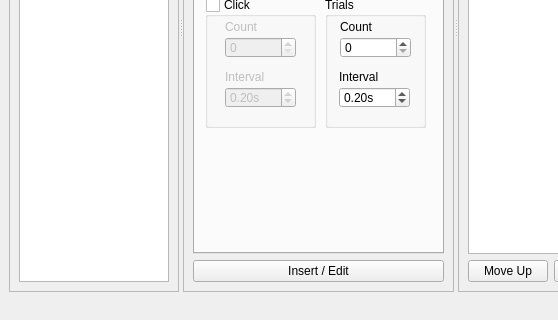
First picture: the form in Qt_UI/pymacro.ui, repository jupiterbjy/python-macro-practice, before the edit; both pictures show x 0 to 558 and y 267 to 587 of the 739 by 587 pixel window.
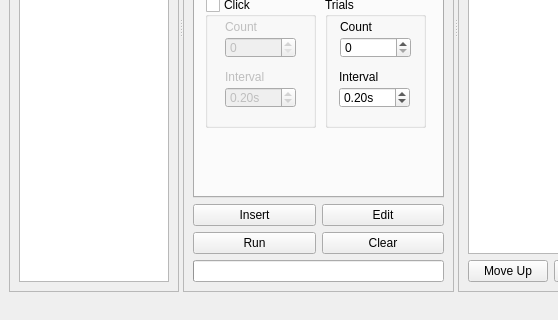
Second picture: the form after the edit. The open tabs and pages were chosen to show the change.

The edit to the form file:
```diff
--- a/Qt_UI/pymacro.ui
+++ b/Qt_UI/pymacro.ui
@@ -661,15 +661,74 @@
          </widget>
         </item>
         <item row="1" column="0">
-         <widget class="QPushButton" name="searchInsert">
-          <property name="sizePolicy">
-           <sizepolicy hsizetype="Preferred" vsizetype="Fixed">
-            <horstretch>0</horstretch>
-            <verstretch>0</verstretch>
-           </sizepolicy>
+         <layout class="QGridLayout" name="gridLayout_5">
+          <item row="0" column="1">
+           <widget class="QPushButton" name="Edit">
+            <property name="sizePolicy">
+             <sizepolicy hsizetype="Preferred" vsizetype="Fixed">
+              <horstretch>0</horstretch>
+              <verstretch>0</verstretch>
+             </sizepolicy>
+            </property>
+            <property name="text">
+             <string>Edit</string>
+            </property>
+           </widget>
+          </item>
+          <item row="1" column="0">
+           <widget class="QPushButton" name="searchInsert_2">
+            <property name="sizePolicy">
+             <sizepolicy hsizetype="Preferred" vsizetype="Fixed">
+              <horstretch>0</horstretch>
+              <verstretch>0</verstretch>
+             </sizepolicy>
+            </property>
+            <property name="text">
+             <string>Run</string>
+            </property>
+           </widget>
+          </item>
+          <item row="0" column="0">
+           <widget class="QPushButton" name="searchInsert">
+            <property name="sizePolicy">
+             <sizepolicy hsizetype="Preferred" vsizetype="Fixed">
+              <horstretch>0</horstretch>
+              <verstretch>0</verstretch>
+             </sizepolicy>
+            </property>
+            <property name="text">
+             <string>Insert</string>
+            </property>
+           </widget>
+          </item>
+          <item row="1" column="1">
+           <widget class="QPushButton" name="searchInsert_3">
+            <property name="sizePolicy">
+             <sizepolicy hsizetype="Preferred" vsizetype="Fixed">
+              <horstretch>0</horstretch>
+              <verstretch>0</verstretch>
+             </sizepolicy>
+            </property>
+            <property name="text">
+             <string>Clear</string>
+            </property>
+           </widget>
+          </item>
+         </layout>
+        </item>
+        <item row="3" column="0">
+         <widget class="QProgressBar" name="waitProgressBar">
+          <property name="autoFillBackground">
+           <bool>false</bool>
           </property>
-          <property name="text">
-           <string>Insert / Edit</string>
+          <property name="value">
+           <number>0</number>
+          </property>
+          <property name="textVisible">
+           <bool>false</bool>
+          </property>
+          <property name="invertedAppearance">
+           <bool>false</bool>
           </property>
          </widget>
         </item>
```
Left out of the diff: 2 changed lines with no effect on the pictures.
